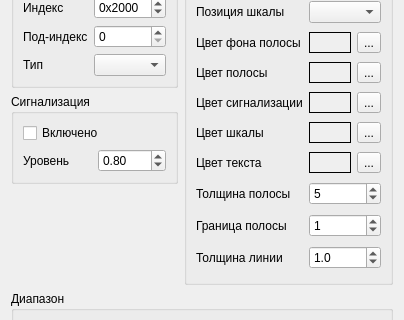
catompiler/QCanDrive, file sdovaluebareditdlg.ui: the form before one commit; both pictures show x 0 to 404 and y 101 to 421 of the 404 by 594 pixel window.
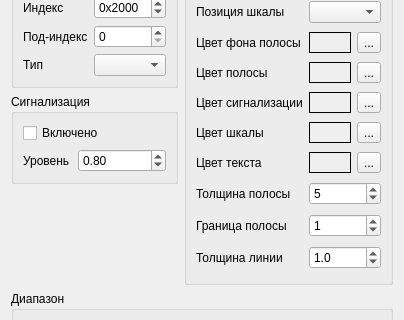
The form after the commit.

Commit message: sdo value bar alaram enable fix

```diff
--- a/sdovaluebareditdlg.ui
+++ b/sdovaluebareditdlg.ui
@@ -349,6 +349,12 @@
       </item>
       <item row="1" column="1">
        <widget class="QDoubleSpinBox" name="sbAlarmLevel">
+        <property name="minimum">
+         <double>-2147483648.000000000000000</double>
+        </property>
+        <property name="maximum">
+         <double>2147483647.000000000000000</double>
+        </property>
         <property name="value">
          <double>0.800000000000000</double>
         </property>
```
The commit also changes 2 other files.
